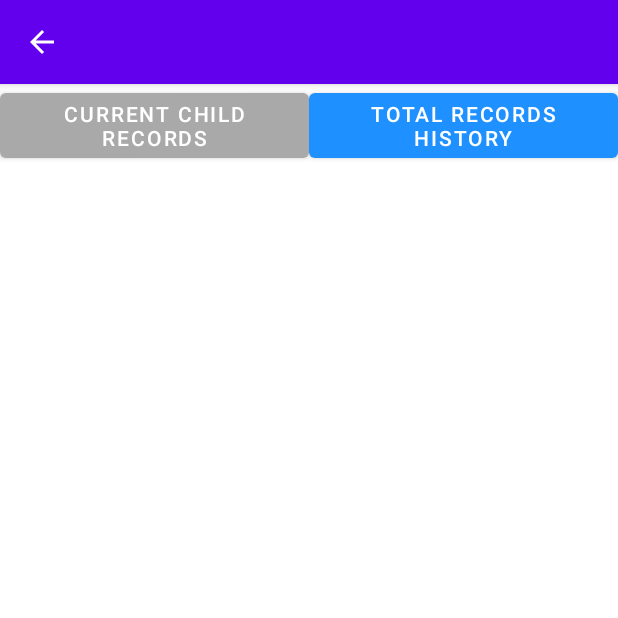
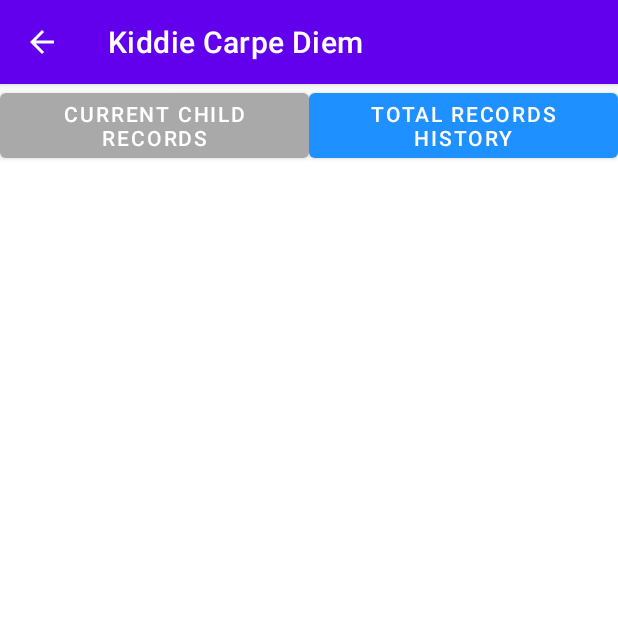
Before and after one commit to hskahlon/android-app, an Android app: the screen it shows after launch (RecordActivity), after a tap on "RECORDS", on a phone screen of 412 x 824 dp, the top half of it. Run offline under Robolectric (Android 15) with nearby library versions, the light colour scheme and no system bars.

```diff
--- a/app/src/main/java/ca/cmpt276/charcoal/practicalparent/MainActivity.java
+++ b/app/src/main/java/ca/cmpt276/charcoal/practicalparent/MainActivity.java
@@ -24,6 +24,7 @@ public class MainActivity extends AppCompatActivity {
     protected void onCreate(Bundle savedInstanceState) {
         super.onCreate(savedInstanceState);
         setContentView(R.layout.activity_main);
+        getSupportActionBar().setDisplayShowTitleEnabled(false);
         setupCoinActivityBtn();
         setupChildrenActivityBtn();
         setupTimeOutActivityBtn();
--- a/app/src/main/res/values/strings.xml
+++ b/app/src/main/res/values/strings.xml
@@ -1,8 +1,8 @@
 <resources>
     <!--        Strings for CoinFlipActivity        -->
     <string name="app_name">Practical Parent</string>
-    <string name="main_label"></string>
-    <string name="coinFlip_label"></string>
+    <string name="main_label">Kiddie Carpe Diem</string>
+    <string name="coinFlip_label"> </string>
     <string name="flipcoins">flipCoins</string>
     <string name="flipBtnText">FLIP</string>
     <string name="title_activity_children">Your Children</string>
```
